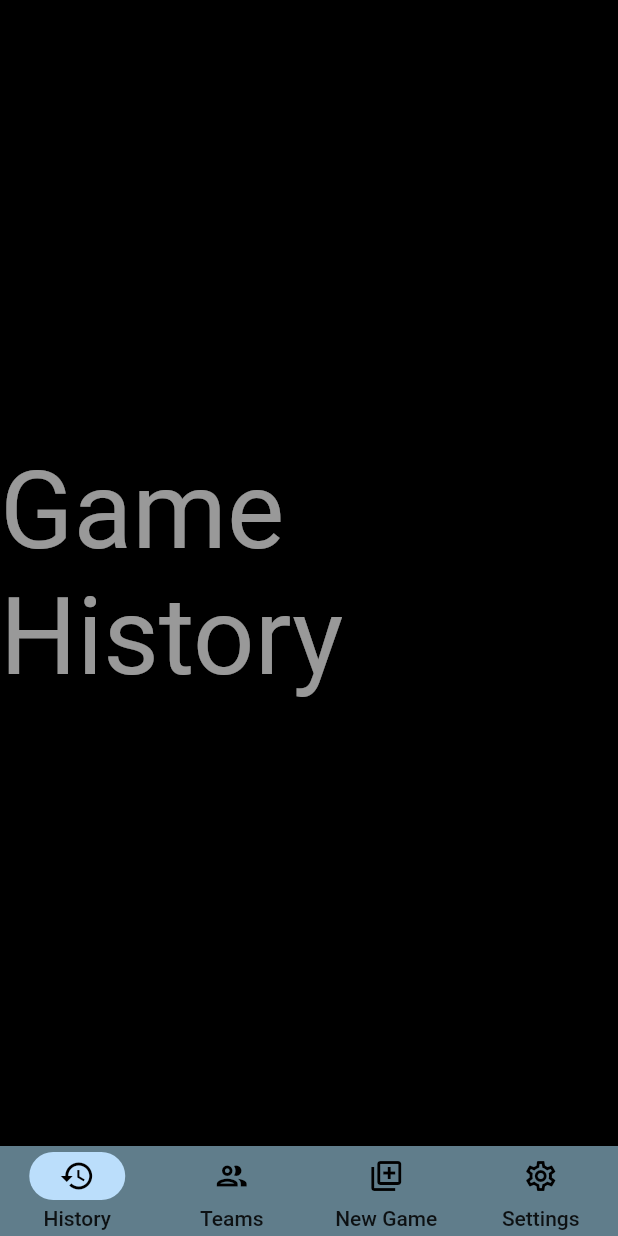
After one commit to muhdjabir/Ultilytics, a Flutter app: the HistoryScreen screen opened directly, on a phone screen of 412 x 824 dp. The commit adds this screen. Run offline on Flutter 3.47's test engine with Material 2 defaults, Android fonts, the phone set to English and light mode, and no system bars; our stand-ins replace cloud_firestore, firebase_auth, firebase_core; accounts and stored records are empty.

Commit message:
Removed some comments and obsolete

```diff
--- /dev/null
+++ b/lib/screens/HistoryScreen.dart
@@ -0,0 +1,163 @@
+/* Things to include :
+Opponent Name
+Team name
+Game Type
+Score
+*/
+
+//import 'package:firebase_auth/firebase_auth.dart';
+//import 'package:flutter/src/foundation/key.dart';
+//import 'package:flutter/src/widgets/framework.dart';
+import 'package:cloud_firestore/cloud_firestore.dart';
+import 'package:flutter/material.dart';
+import 'package:orbital_ultylitics/screens/newgamescreen.dart';
+import 'package:orbital_ultylitics/screens/teamsdisplayscreen.dart';
+//import 'package:orbital_ultylitics/authservices.dart';
+//import 'package:orbital_ultylitics/main.dart';
+//import 'HomePage.dart';
+import 'settingscreen.dart';
+
+class HistoryScreen extends StatefulWidget {
+  final int index;
+  const HistoryScreen({Key? key, this.index = 0}) : super(key: key);
+
+  @override
+  State<HistoryScreen> createState() => _HistoryScreenState(index: this.index);
+}
+
+class _HistoryScreenState extends State<HistoryScreen> {
+  /*User fromJson(Map<String, dynamic>  json) => User(
+    email:json['email'],
+    uid:json['uid']
+  );
+  Stream<List<User>> readUsers() => FirebaseFirestore.instance
+  .collection('users')
+  .snapshots();
+  .map((snapshot)=(snapshot) => snapshot.docs.map((doc) => User.fromJson(doc.data()).toList());*/
+  CollectionReference users = FirebaseFirestore.instance.collection('users');
+
+  int index;
+  _HistoryScreenState({required this.index});
+  final screens = const [
+    Center(
+        child: Text("Game History",
+            style: TextStyle(fontSize: 72, color: Colors.white60))),
+    TeamsDisplayScreen(),
+    newGameScreen(),
+    SettingsScreen(),
+  ];
+  @override
+  Widget build(BuildContext context) {
+    return Scaffold(
+      body: screens[index],
+      bottomNavigationBar: NavigationBarTheme(
+        //navigation bar implmentation video https://www.youtube.com/watch?v=2emB2VFrRnA
+        data: NavigationBarThemeData(
+          indicatorColor: Colors.blue.shade100,
+          labelTextStyle: MaterialStateProperty.all(
+            const TextStyle(fontSize: 14, fontWeight: FontWeight.w500),
+          ),
+        ),
+        child: NavigationBar(
+          height: 60,
+          backgroundColor: Colors.blueGrey,
+          selectedIndex: index,
+          onDestinationSelected: (index) => setState(() => this.index = index),
+          destinations: const [
+            NavigationDestination(
+                icon: Icon(Icons.history_outlined),
+                selectedIcon: Icon(Icons.history),
+                label: "History"),
+            NavigationDestination(
+                icon: Icon(Icons.group_outlined),
+                selectedIcon: Icon(Icons.group),
+                label: "Teams"),
+            NavigationDestination(
+                icon: Icon(Icons.library_add_outlined),
+                selectedIcon: Icon(Icons.library_add),
+                label: "New Game"),
+            NavigationDestination(
+                icon: Icon(Icons.settings_outlined),
+                selectedIcon: Icon(Icons.settings),
+                label: "Settings"),
+          ],
+        ),
+      ),
+      resizeToAvoidBottomInset: false,
+
+      //remove screens[]... to
+      /*body:Padding(
+        padding: const EdgeInsets.all(16.0),
+        child: Column(
+          mainAxisAlignment: MainAxisAlignment.center,
+          children: [
+            Container(
+              width: double.infinity,
+              child: RawMaterialButton(
+                fillColor: const Color(0xFF0069FE),
+                elevation: 0.0,
+                padding: const EdgeInsets.symmetric(vertical: 20.0),
+                shape: RoundedRectangleBorder(
+                    borderRadius: BorderRadius.circular(12.0)),
+                onPressed: () async {
+                  Navigator.of(context).pushReplacement(
+                      MaterialPageRoute(builder: (context) => HomePage()));
+                },
+                child: const Text(
+                  "Create New Team",
+                  style: TextStyle(
+                    color: Colors.white,
+                    fontSize: 18.0,
+                  ),
+                ),
+              ),
+            ),
+            Container(
+              width: double.infinity,
+              child: RawMaterialButton(
+                fillColor: const Color(0xFF0069FE),
+                elevation: 0.0,
+                padding: const EdgeInsets.symmetric(vertical: 20.0),
+                shape: RoundedRectangleBorder(
+                    borderRadius: BorderRadius.circular(12.0)),
+                onPressed: () async {
+                  FirebaseAuth.instance
+                      .signOut(); //https://www.google.com/search?client=firefox-b-d&q=logout+button+flutter+firebase#kpvalbx=_S0mQYoCtDaaRseMPt8iD4A416
+                  Navigator.of(context).pushReplacement(
+                      MaterialPageRoute(builder: (context) => HomePage()));
+                },
+                child: const Text(
+                  "Logout",
+                  style: TextStyle(
+                    color: Colors.white,
+                    fontSize: 18.0,
+                  ),
+                ),
+              ),
+            ),
+          ],
+          /*Container(
+              width: double.infinity,
+              child: RawMaterialButton(
+                fillColor: const Color(0xFF0069FE),
+                elevation: 0.0,
+                padding: const EdgeInsets.symmetric(vertical: 20.0),
+                shape: RoundedRectangleBorder(
+                    borderRadius: BorderRadius.circular(12.0)),
+                onPressed: () async {
+                  print;
+                },
+                child: const Text(
+                  "current uid",
+                  style: TextStyle(
+                    color: Colors.white,
+                    fontSize: 18.0,
+                  ),
+                ),
+              ),
+            ),*/
+        ),
+      ),*/
+    );
+  }
+}
--- a/lib/screens/LoginScreen.dart
+++ b/lib/screens/LoginScreen.dart
@@ -5,7 +5,7 @@ import 'package:flutter/material.dart';
 import 'package:firebase_auth/firebase_auth.dart';
 //import 'package:orbital_ultylitics/main.dart';
 import 'package:orbital_ultylitics/screens/SignupScreen.dart';
-import 'package:orbital_ultylitics/screens/profilescreen.dart';
+import 'package:orbital_ultylitics/screens/HistoryScreen.dart';
 //import '../authservices.dart';
 
 class LoginScreen extends StatefulWidget {
@@ -143,8 +143,8 @@ class _LoginScreenState extends State<LoginScreen> {
                     context: context);
                 print(user);
                 if (user != null) {
-                  Navigator.of(context).pushReplacement(
-                      MaterialPageRoute(builder: (context) => const ProfileScreen(index: 0)));
+                  Navigator.of(context).pushReplacement(MaterialPageRoute(
+                      builder: (context) => const HistoryScreen(index: 0)));
                 }
               },
               child: const Text(
--- a/lib/screens/profilescreen.dart
+++ b/lib/screens/profilescreen(OBSOLETE).dart
@@ -1,3 +1,4 @@
+/*
 //import 'package:firebase_auth/firebase_auth.dart';
 //import 'package:flutter/src/foundation/key.dart';
 //import 'package:flutter/src/widgets/framework.dart';
@@ -15,7 +16,7 @@ class ProfileScreen extends StatefulWidget {
   const ProfileScreen({Key? key, this.index = 0}) : super(key: key);
 
   @override
-  State<ProfileScreen> createState() => _ProfileScreenState( index: this.index);
+  State<ProfileScreen> createState() => _ProfileScreenState(index: this.index);
 }
 
 class _ProfileScreenState extends State<ProfileScreen> {
@@ -32,7 +33,9 @@ class _ProfileScreenState extends State<ProfileScreen> {
   int index;
   _ProfileScreenState({required this.index});
   final screens = const [
-    Center(child: Text("history", style: TextStyle(fontSize:72, color: Colors.white60))),
+    Center(
+        child: Text("new history",
+            style: TextStyle(fontSize: 72, color: Colors.white60))),
     TeamsDisplayScreen(),
     newGameScreen(),
     SettingsScreen(),
@@ -41,8 +44,9 @@ class _ProfileScreenState extends State<ProfileScreen> {
   Widget build(BuildContext context) {
     return Scaffold(
       body: screens[index],
-      bottomNavigationBar: NavigationBarTheme( //navigation bar implmentation video https://www.youtube.com/watch?v=2emB2VFrRnA
-        data:NavigationBarThemeData(
+      bottomNavigationBar: NavigationBarTheme(
+        //navigation bar implmentation video https://www.youtube.com/watch?v=2emB2VFrRnA
+        data: NavigationBarThemeData(
           indicatorColor: Colors.blue.shade100,
           labelTextStyle: MaterialStateProperty.all(
             const TextStyle(fontSize: 14, fontWeight: FontWeight.w500),
@@ -52,8 +56,7 @@ class _ProfileScreenState extends State<ProfileScreen> {
           height: 60,
           backgroundColor: Colors.blueGrey,
           selectedIndex: index,
-          onDestinationSelected: (index) =>
-          setState(() => this.index = index),
+          onDestinationSelected: (index) => setState(() => this.index = index),
           destinations: const [
             NavigationDestination(
                 icon: Icon(Icons.history_outlined),
@@ -152,3 +155,4 @@ class _ProfileScreenState extends State<ProfileScreen> {
     );
   }
 }
+*/
--- a/lib/screens/signupscreen.dart
+++ b/lib/screens/signupscreen.dart
@@ -1,7 +1,7 @@
 import 'package:cloud_firestore/cloud_firestore.dart';
 import 'package:flutter/material.dart';
 import 'package:firebase_auth/firebase_auth.dart';
-import 'package:orbital_ultylitics/screens/profilescreen.dart';
+import 'package:orbital_ultylitics/screens/HistoryScreen.dart';
 
 class SignupScreen extends StatefulWidget {
   const SignupScreen({Key? key}) : super(key: key);
@@ -148,7 +148,7 @@ class _SignupScreenState extends State<SignupScreen> {
                   //await _user.userSetup(_emailController.text,);
                   //await users.add({'name': _email, });
                   Navigator.of(context).pushReplacement(MaterialPageRoute(
-                      builder: (context) => ProfileScreen(index: 2)));
+                      builder: (context) => HistoryScreen(index: 2)));
                 },
                 child: const Text(
                   "Sign-up",
```
Also changed, not shown: lib/main.dart (+0 -191 lines), lib/screens/createteamscreen.dart (+8 -6 lines), lib/firebase_options.dart. Lines whose indentation alone changed are shown as unchanged.
